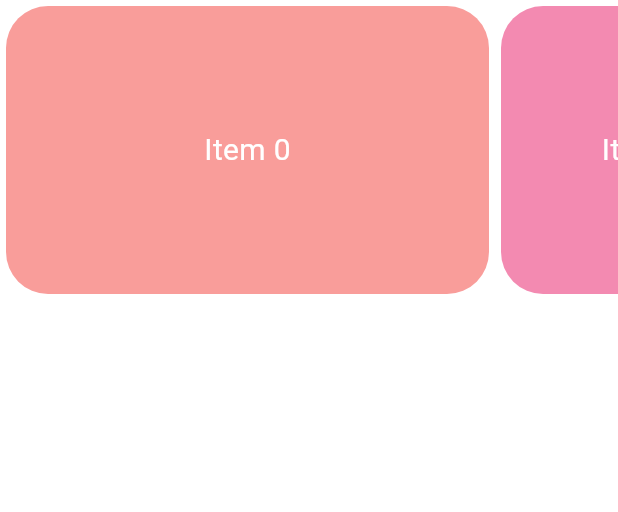
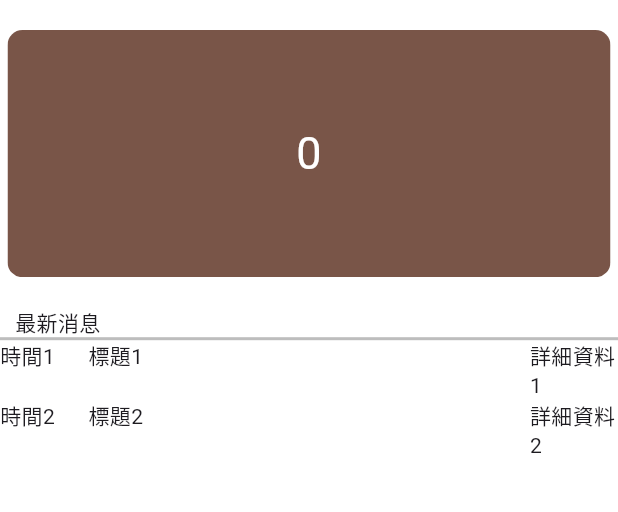
Before and after one commit to yieie/DB_FinalProject, a Flutter app: the screen it shows after launch, on a phone screen of 412 x 824 dp, the part 84-596 px from its top. Run offline on Flutter 3.47's test engine with Material 3 defaults, Android fonts, the phone set to English and light mode, and no system bars; drawn by our look-alikes of carousel_slider; our stand-ins replace dio, shared_preferences.

Commit message:
增加首頁大致架構

```diff
--- a/frontend/lib/ApiService.dart
+++ b/frontend/lib/ApiService.dart
@@ -1,7 +1,7 @@
 import 'package:dio/dio.dart';
 
 class ApiService {
-  final Dio _dio = Dio(BaseOptions(baseUrl: 'http://localhost:8080/api')); // 改為 HTTP
+  final Dio _dio = Dio(BaseOptions(baseUrl: 'http://localhost:8081/api')); // 改為 HTTP
   //傳帳號密碼給後端伺服器，伺服器回傳token
   Future<String?> login(String username, String password) async {
     try {
--- a/frontend/lib/HomePage.dart
+++ b/frontend/lib/HomePage.dart
@@ -1,64 +1,189 @@
+import 'package:carousel_slider/carousel_slider.dart';
 import 'package:flutter/material.dart';
+import 'dart:math';
 import 'Navbar.dart';
+
+
 
 class HomePage extends StatelessWidget {
   const HomePage({super.key});
 
   @override
   Widget build(BuildContext context) {
+    final scrSize = MediaQuery.of(context).size;
+    final double screenWidth = scrSize.width;
+    final double screenHeight = scrSize.height;
     return Scaffold(
           backgroundColor: Colors.white,
           appBar: const Navbar(),
-          body: const CarouselExample()
+          body: CarouselSlidePage(width: screenWidth, height: screenHeight)
     );
   }
 }
 
-class CarouselExample extends StatefulWidget {
-  const CarouselExample({super.key});
+class CarouselSlidePage extends StatelessWidget{
+  CarouselSlidePage({required this.width,required this.height});
+  final double width;
+  final double height;
 
   @override
-  State<CarouselExample> createState() => _CarouselExampleState();
-}
+  Widget build(BuildContext context) {
+    bool iswidthful = width > 1000 ? true : false;
+    return  SafeArea(
+        child: Row(
+          children: [
 
-class _CarouselExampleState extends State<CarouselExample> {
-  @override
-  Widget build(BuildContext context) {
-    return ConstrainedBox(
-        constraints: const BoxConstraints(maxHeight: 200),
-        child: CarouselView(
-          itemExtent: 330,
-          shrinkExtent: 200,
-          children: List<Widget>.generate(20, (int index) {
-            return UncontainedLayoutCard(index: index, label: 'Item $index');
-          }),
-        ),
-      );
+            if(iswidthful)
+              Flexible(flex: 1, child: Container(color: Colors.transparent)),
+
+            Column(
+              children: [
+                Padding(padding: EdgeInsets.only(top: 20)),
+
+                SizedBox(
+                  width: iswidthful?1000:width,
+                  child: CarouselSlide(
+                    didSelected: (int index) {
+                      print("didTapped $index");
+                    },
+                   ),
+                ),
+
+                Padding(padding: EdgeInsets.only(top: 20)),
+
+                SizedBox(
+                  width:iswidthful?1000:width,
+                  child: LatestANN(),
+                )
+
+              ],
+            ),
+
+
+            if(iswidthful)
+              Flexible(flex: 1, child: Container(color: Colors.transparent)),
+          ],
+        )
+    );
   }
 }
 
-class UncontainedLayoutCard extends StatelessWidget {
-  const UncontainedLayoutCard({
+class CarouselSlide extends StatelessWidget {
+  CarouselSlide({
     super.key,
-    required this.index,
-    required this.label,
+    required this.didSelected
   });
-
-  final int index;
-  final String label;
+  final Function(int index) didSelected;
 
   @override
-  Widget build(BuildContext context) {
-    return ColoredBox(
-      color: Colors.primaries[index % Colors.primaries.length].withOpacity(0.5),
-      child: Center(
-        child: Text(
-          label,
-          style: const TextStyle(color: Colors.white, fontSize: 20),
-          overflow: TextOverflow.clip,
-          softWrap: false,
-        ),
+  Widget build(BuildContext context){
+    return CarouselSlider(
+      options:CarouselOptions(
+        aspectRatio: 30/12,
+        viewportFraction: 1.0,
+        enableInfiniteScroll: true,
+        autoPlay: true,
+        autoPlayInterval: const Duration(seconds: 2),
       ),
+      items: List<Widget>.generate(5,(int index){
+        return GestureDetector(
+          onTap: () => didSelected(index),
+          child: Container(
+            margin: EdgeInsets.symmetric(horizontal: 5.0),
+            decoration: BoxDecoration(color: Colors.transparent),
+            child: Stack(
+              alignment: Alignment.center,
+              children: [
+                ClipRRect(
+                  borderRadius: BorderRadius.circular(10),
+                  child: Container(
+                      color: Colors.primaries[
+                          Random().nextInt(Colors.primaries.length)]),
+                ),
+                Positioned(
+                  child: Text(
+                    "$index",
+                    style: TextStyle(fontSize: 30, color: Colors.white),
+                  ),
+                ),
+              ],
+            ),
+          ),
+        );
+      }),
     );
   }
 }
+
+//最新公告
+class LatestANN extends StatelessWidget{
+  LatestANN({super.key});
+
+  @override
+  Widget build(BuildContext context){
+    return Column(
+      children: [
+        Container(
+          alignment: Alignment.topLeft,
+          padding: EdgeInsets.only(left: 10),
+          child: Text("最新消息"),
+        ),
+
+        Container(
+          height: 2,
+          //doesn't work
+          // padding: EdgeInsets.only(bottom: 50),
+          color: Colors.black26,
+        ),
+
+        Table(
+          columnWidths: {
+            0:FlexColumnWidth(1),
+            1:FlexColumnWidth(5),
+            2:FlexColumnWidth(1)
+          },
+          children: [
+            TableRow(
+              children: [
+                Container(
+                  child: Text("時間1"),
+                ),
+
+                Container(
+                  child: Text("標題1"),
+                ),
+
+                Container(
+                  child: Text("詳細資料1"),
+                ),
+              ]
+            ),
+            TableRow(
+              children: [
+                Container(
+                  child: Text("時間2"),
+                ),
+
+                Container(
+                  child: Text("標題2"),
+                ),
+
+                Container(
+                  child: Text("詳細資料2"),
+                ),
+              ]
+            )
+          ],
+        )
+      ],
+    );
+  }
+}
+
+class ANN {
+  String date;
+  String title;
+  String info;
+
+  ANN(this.date,this.title,this.info);
+}
--- a/frontend/pubspec.yaml
+++ b/frontend/pubspec.yaml
@@ -31,7 +31,7 @@ dependencies:
   flutter:
     sdk: flutter
   mysql1: ^0.20.0
-  carousel_slider: ^4.0.0
+  carousel_slider: ^5.0.0
   dio: ^5.0.3
   shared_preferences: ^2.2.0
 
```
Also changed, not shown: frontend/pubspec.lock, 3 other files.
